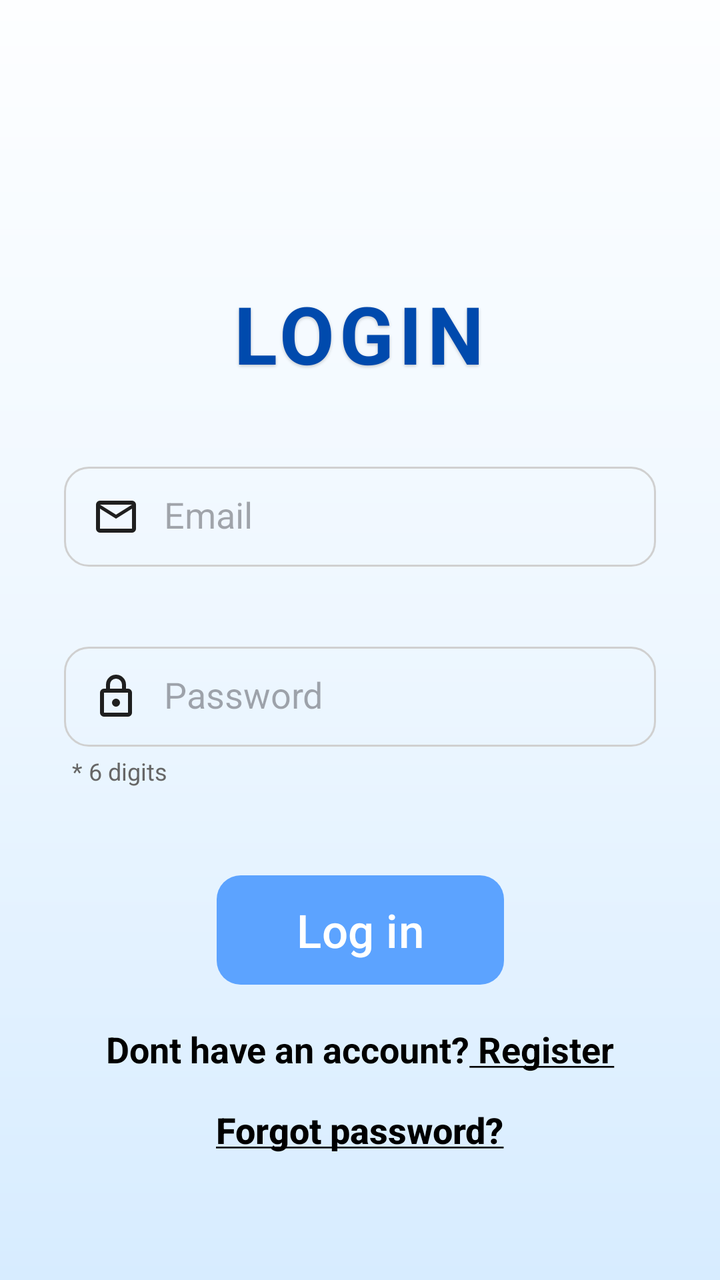
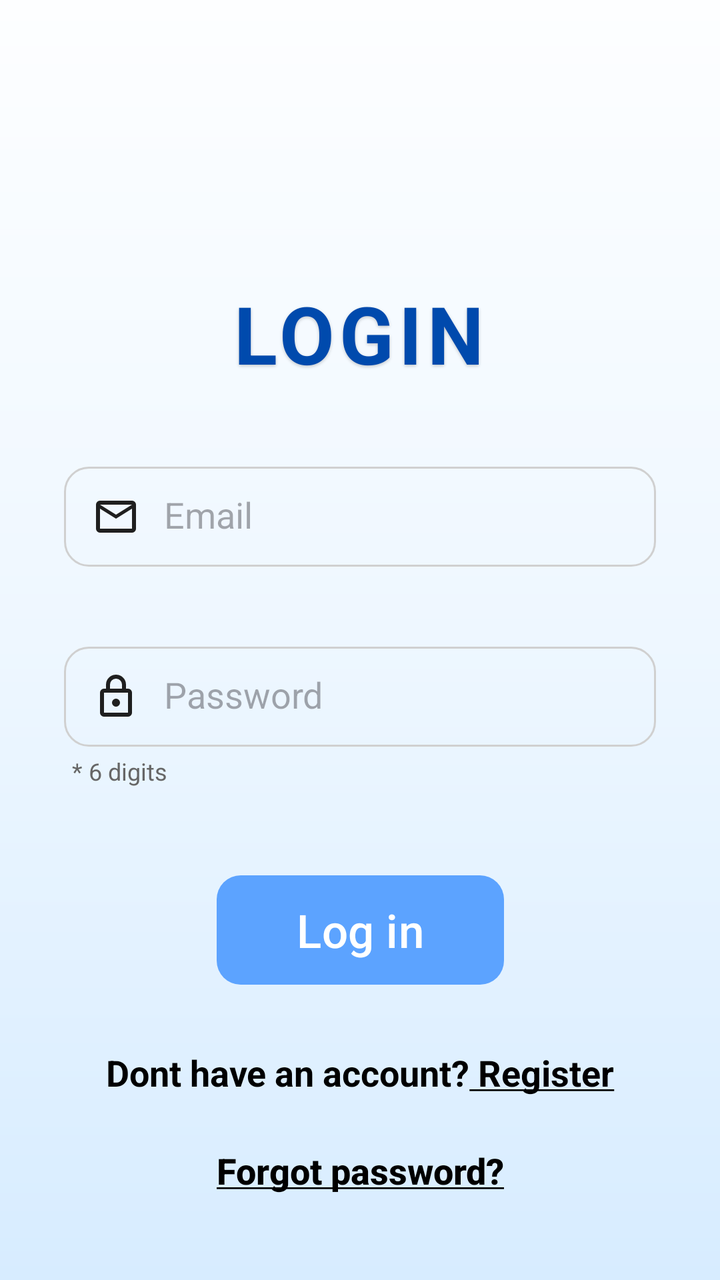

Two renders of the same Android screen: before a commit and after it. Below are the layout's source before the change and the commit's diff.
<!-- AndroidManifest.xml: application theme Theme.First_exercise -->
<!-- res/layout/activity_login.xml -->
<?xml version="1.0" encoding="utf-8"?>
<androidx.constraintlayout.widget.ConstraintLayout
    xmlns:android="http://schemas.android.com/apk/res/android"
    xmlns:app="http://schemas.android.com/apk/res-auto"
    android:layout_width="match_parent"
    android:layout_height="match_parent"
    android:background="@drawable/login_background">



    <TextView
        android:id="@+id/title_login"
        android:layout_width="wrap_content"
        android:layout_height="wrap_content"
        android:layout_marginTop="140dp"
        android:letterSpacing="0.06"
        android:shadowColor="@color/shadow_black"
        android:shadowDx="0"
        android:shadowDy="2"
        android:shadowRadius="4"
        android:text="LOGIN"
        android:textColor="@color/blue"
        android:textSize="40sp"
        android:textStyle="bold"
        app:layout_constraintEnd_toEndOf="parent"
        app:layout_constraintHorizontal_bias="0.498"
        app:layout_constraintStart_toStartOf="parent"
        app:layout_constraintTop_toTopOf="parent" />


    <EditText
        android:id="@+id/email_input"
        android:layout_width="0dp"
        android:layout_height="50dp"
        android:layout_marginStart="32dp"
        android:layout_marginTop="40dp"
        android:layout_marginEnd="32dp"
        android:background="@drawable/text_box"
        android:drawableStart="@drawable/mail"
        android:drawablePadding="12dp"
        android:hint="Email"
        android:padding="14dp"
        android:textColor="@color/black"
        android:imeOptions="actionNext"
        android:singleLine="true"
        app:layout_constraintEnd_toEndOf="parent"
        app:layout_constraintHorizontal_bias="0.0"
        app:layout_constraintStart_toStartOf="parent"
        app:layout_constraintTop_toBottomOf="@id/title_login" />

    <EditText
        android:id="@+id/password_input"
        android:layout_width="0dp"
        android:layout_height="50dp"
        android:layout_marginStart="32dp"
        android:layout_marginTop="40dp"
        android:layout_marginEnd="32dp"
        android:background="@drawable/text_box"
        android:drawableStart="@drawable/lock"
        android:drawablePadding="12dp"
        android:hint="Password"
        android:imeOptions="actionDone"
        android:singleLine="true"
        android:inputType="numberPassword"
        android:maxLength="6"
        android:padding="14dp"
        android:textColor="@android:color/black"
        app:layout_constraintEnd_toEndOf="parent"
        app:layout_constraintHorizontal_bias="0.0"
        app:layout_constraintStart_toStartOf="parent"
        app:layout_constraintTop_toBottomOf="@id/email_input" />

    <TextView
        android:id="@+id/password_hint_text"
        android:layout_width="0dp"
        android:layout_height="wrap_content"
        android:layout_marginStart="36dp"
        android:layout_marginEnd="36dp"
        android:layout_marginTop="4dp"
        android:text="* 6 digits"
        android:textSize="12sp"
        android:textColor="#666666"
        app:layout_constraintTop_toBottomOf="@id/password_input"
        app:layout_constraintStart_toStartOf="parent"
        app:layout_constraintEnd_toEndOf="parent"/>


    <com.google.android.material.button.MaterialButton
        android:id="@+id/login_btn"
        android:layout_width="wrap_content"
        android:layout_height="wrap_content"
        android:minHeight="48dp"
        android:layout_marginTop="40dp"
        android:paddingStart="40dp"
        android:paddingEnd="40dp"
        android:paddingTop="12dp"
        android:paddingBottom="12dp"
        app:backgroundTint="@color/lightBlue"
        android:elevation="6dp"
        android:text="Log in"
        android:textColor="@android:color/white"
        android:textSize="23sp"
        app:cornerRadius="12dp"
        app:layout_constraintEnd_toEndOf="parent"
        app:layout_constraintStart_toStartOf="parent"
        app:layout_constraintTop_toBottomOf="@id/password_hint_text" />

    <TextView
        android:id="@+id/go_to_register"
        android:layout_width="wrap_content"
        android:layout_height="wrap_content"
        android:layout_marginTop="16dp"
        android:text="@string/register"
        android:textColor="@color/black"
        android:textStyle="bold"
        android:clickable="true"
        android:focusable="true"
        android:textSize="18dp"
        app:layout_constraintTop_toBottomOf="@id/login_btn"
        app:layout_constraintStart_toStartOf="parent"
        app:layout_constraintEnd_toEndOf="parent" />

    <TextView
        android:id="@+id/forgot_password_text"
        android:layout_width="wrap_content"
        android:layout_height="wrap_content"
        android:layout_marginTop="16dp"
        android:layout_marginEnd="132dp"
        android:layout_marginStart="132dp"
        android:clickable="true"
        android:focusable="true"
        android:fontFamily="sans-serif-medium"
        android:text="@string/forgot_password_text"
        android:textColor="@color/black"
        android:textSize="18sp"
        android:textStyle="bold"
        app:layout_constraintEnd_toEndOf="parent"
        app:layout_constraintStart_toStartOf="parent"
        app:layout_constraintTop_toBottomOf="@id/go_to_register" />

</androidx.constraintlayout.widget.ConstraintLayout>
<!-- resources referenced by this layout -->
<resources>
  <color name="black">#FF000000</color>
  <color name="blue">#004aad</color>
  <color name="lightBlue">#5ca3ff</color>
  <color name="shadow_black">#33000000</color>
  <!-- drawable lock (drawable) -->
  <vector xmlns:android="http://schemas.android.com/apk/res/android"
      android:width="24dp"
      android:height="24dp"
      android:viewportWidth="960"
      android:viewportHeight="960">
    <path
        android:pathData="M240,880q-33,0 -56.5,-23.5T160,800v-400q0,-33 23.5,-56.5T240,320h40v-80q0,-83 58.5,-141.5T480,40q83,0 141.5,58.5T680,240v80h40q33,0 56.5,23.5T800,400v400q0,33 -23.5,56.5T720,880L240,880ZM240,800h480v-400L240,400v400ZM480,680q33,0 56.5,-23.5T560,600q0,-33 -23.5,-56.5T480,520q-33,0 -56.5,23.5T400,600q0,33 23.5,56.5T480,680ZM360,320h240v-80q0,-50 -35,-85t-85,-35q-50,0 -85,35t-35,85v80ZM240,800v-400,400Z"
        android:fillColor="#1f1f1f"/>
  </vector>
  <!-- drawable login_background (drawable) -->
  <?xml version="1.0" encoding="utf-8"?>
  <shape xmlns:android="http://schemas.android.com/apk/res/android">
      <gradient
          android:startColor="#FDFEFF"
      android:centerColor="#EEF7FF"
      android:endColor="#D7ECFF"
      android:angle="270" />
  </shape>
  <!-- drawable mail (drawable) -->
  <vector xmlns:android="http://schemas.android.com/apk/res/android"
      android:width="24dp"
      android:height="24dp"
      android:viewportWidth="960"
      android:viewportHeight="960">
    <path
        android:pathData="M160,800q-33,0 -56.5,-23.5T80,720v-480q0,-33 23.5,-56.5T160,160h640q33,0 56.5,23.5T880,240v480q0,33 -23.5,56.5T800,800L160,800ZM480,520L160,320v400h640v-400L480,520ZM480,440 L800,240L160,240l320,200ZM160,320v-80,480 -400Z"
        android:fillColor="#1f1f1f"/>
  </vector>
  <!-- drawable text_box (drawable) -->
  <?xml version="1.0" encoding="utf-8"?>
  <shape xmlns:android="http://schemas.android.com/apk/res/android">
  
      <solid android:color="@color/transparent" />
  
      <corners android:radius="12dp"/>
  
      <stroke
          android:width="1dp"
          android:color="@color/login_border_gray" />
  
  </shape>
  <string name="forgot_password_text"><u>Forgot password?</u></string>
  <string name="register"> Dont have an account?<u> Register</u></string>
  <style name="Theme.First_exercise" parent="Base.Theme.First_exercise" />
  <color name="transparent">#00FFFFFF</color>
  <color name="login_border_gray">#D0D0D0</color>
  <style name="Base.Theme.First_exercise" parent="Theme.Material3.DayNight.NoActionBar">
          
          
      </style>
</resources>

<!-- the commit's change to res/layout/activity_login.xml (unified diff, before → after) -->
@@ -44,8 +44,9 @@
         android:imeOptions="actionNext"
         android:singleLine="true"
         app:layout_constraintEnd_toEndOf="parent"
-        app:layout_constraintHorizontal_bias="0.0"
+        app:layout_constraintHorizontal_bias="0.5"
         app:layout_constraintStart_toStartOf="parent"
+        app:layout_constraintWidth_max="480dp"
         app:layout_constraintTop_toBottomOf="@id/title_login" />
 
     <EditText
@@ -65,8 +66,9 @@
         android:maxLength="6"
         android:padding="14dp"
         android:textColor="@android:color/black"
+        app:layout_constraintWidth_max="480dp"
         app:layout_constraintEnd_toEndOf="parent"
-        app:layout_constraintHorizontal_bias="0.0"
+        app:layout_constraintHorizontal_bias="0.5"
         app:layout_constraintStart_toStartOf="parent"
         app:layout_constraintTop_toBottomOf="@id/email_input" />
 
@@ -81,6 +83,8 @@
         android:textSize="12sp"
         android:textColor="#666666"
         app:layout_constraintTop_toBottomOf="@id/password_input"
+        app:layout_constraintWidth_max="480dp"
+        app:layout_constraintHorizontal_bias="0.5"
         app:layout_constraintStart_toStartOf="parent"
         app:layout_constraintEnd_toEndOf="parent"/>
 
@@ -108,7 +112,8 @@
     <TextView
         android:id="@+id/go_to_register"
         android:layout_width="wrap_content"
-        android:layout_height="wrap_content"
+        android:layout_height="48dp"
+        android:gravity="center"
         android:layout_marginTop="16dp"
         android:text="@string/register"
         android:textColor="@color/black"
@@ -123,8 +128,9 @@
     <TextView
         android:id="@+id/forgot_password_text"
         android:layout_width="wrap_content"
-        android:layout_height="wrap_content"
-        android:layout_marginTop="16dp"
+        android:layout_height="48dp"
+        android:gravity="center"
+        android:layout_marginTop="1dp"
         android:layout_marginEnd="132dp"
         android:layout_marginStart="132dp"
         android:clickable="true"
